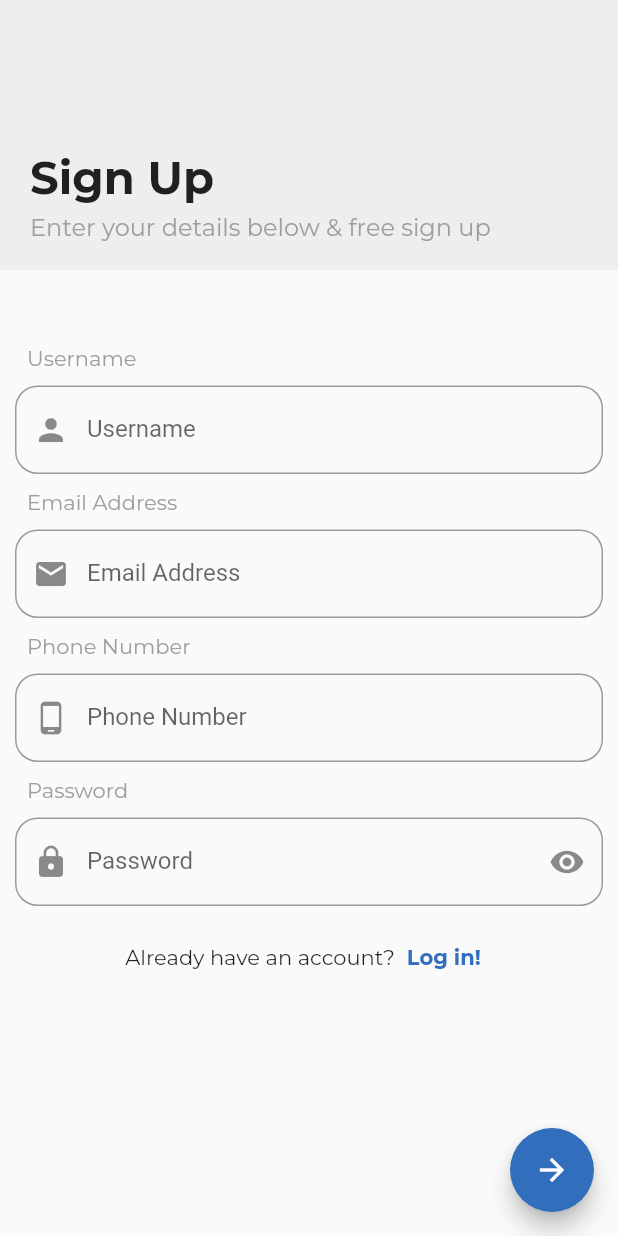
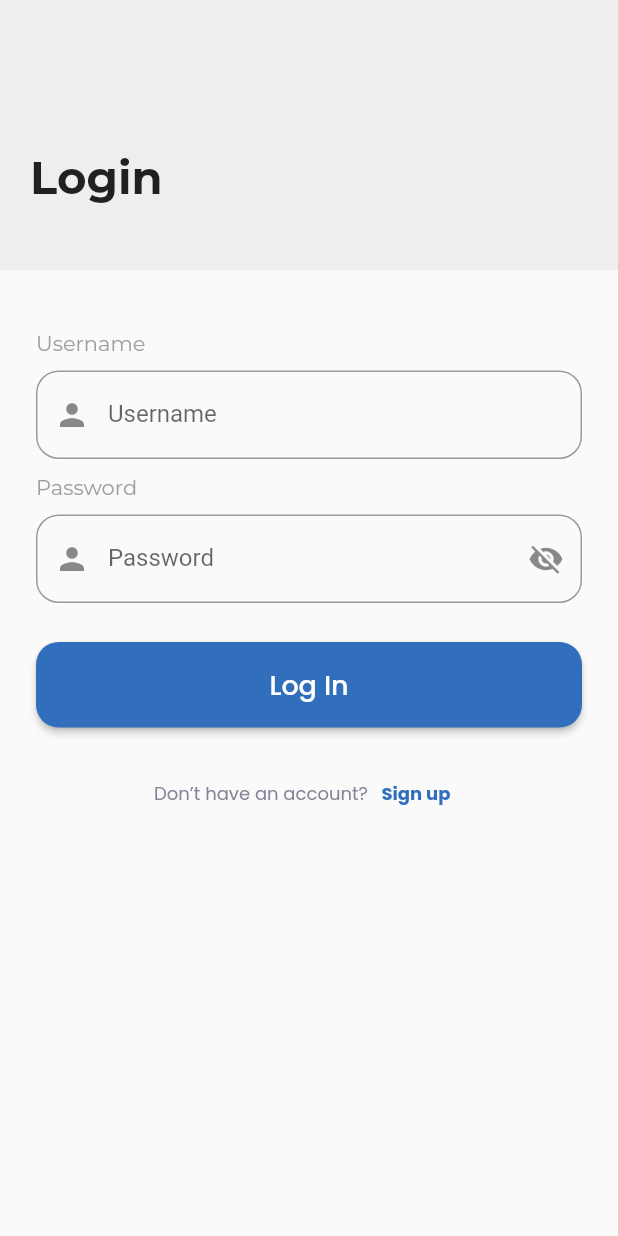
Before and after one commit to AhmedAtef283/SA-Platform, a Flutter app: the screen it shows after launch, on a phone screen of 412 x 824 dp. Run offline on Flutter 3.47's test engine with Material 2 defaults, Android fonts, the phone set to English and light mode, and no system bars; our stand-ins replace google_fonts.

Commit message:
login complete

```diff
--- /dev/null
+++ b/lib/constants.dart
@@ -0,0 +1,3 @@
+import 'package:flutter/material.dart';
+
+const kPrimaryColor = Color(0xFF316EBB);
--- /dev/null
+++ b/lib/core/widgets/custom_button.dart
@@ -0,0 +1,34 @@
+import 'package:flutter/material.dart';
+import 'package:google_fonts/google_fonts.dart';
+import 'package:ieee/constants.dart';
+
+class CustomButton extends StatelessWidget {
+  const CustomButton({
+    super.key,
+    required this.onPressed,
+    required this.text,
+  });
+  final void Function()? onPressed;
+  final String text;
+
+  @override
+  Widget build(BuildContext context) {
+    return ElevatedButton(
+      onPressed: onPressed,
+      style: ElevatedButton.styleFrom(
+        backgroundColor: kPrimaryColor,
+        padding: const EdgeInsets.all(15),
+        shape: RoundedRectangleBorder(
+          borderRadius: BorderRadius.circular(15),
+        ),
+      ),
+      child: Text(
+        text,
+        style: GoogleFonts.poppins(
+          fontSize: 18,
+          fontWeight: FontWeight.w500,
+        ),
+      ),
+    );
+  }
+}
--- /dev/null
+++ b/lib/core/widgets/custom_text_button.dart
@@ -0,0 +1,25 @@
+import 'package:flutter/material.dart';
+import 'package:google_fonts/google_fonts.dart';
+import 'package:ieee/constants.dart';
+
+class CustomTextButton extends StatelessWidget {
+  const CustomTextButton(
+      {super.key, required this.text, required this.onPressed});
+  final String text;
+  final void Function() onPressed;
+
+  @override
+  Widget build(BuildContext context) {
+    return TextButton(
+      onPressed: onPressed,
+      child: Text(
+        text,
+        style: GoogleFonts.poppins(
+          fontSize: 12,
+          color: kPrimaryColor,
+          fontWeight: FontWeight.bold,
+        ),
+      ),
+    );
+  }
+}
--- /dev/null
+++ b/lib/core/widgets/custom_text_form_field.dart
@@ -0,0 +1,47 @@
+import 'package:flutter/material.dart';
+
+class CustomTextFormField extends StatelessWidget {
+  const CustomTextFormField({
+    super.key,
+    this.validator,
+    this.controller,
+    this.suffixIcon,
+    this.isShown = false,
+    this.onSuffixIconPressed,
+    required this.hintText,
+    required this.labelText,
+    required this.prefixIcon,
+    required this.keyboardType,
+  });
+  final String? Function(String?)? validator;
+  final void Function()? onSuffixIconPressed;
+  final TextEditingController? controller;
+  final String hintText;
+  final String labelText;
+  final IconData prefixIcon;
+  final IconData? suffixIcon;
+  final TextInputType keyboardType;
+  final bool isShown;
+
+  @override
+  Widget build(BuildContext context) {
+    return TextFormField(
+      validator: validator,
+      obscureText: isShown,
+      keyboardType: keyboardType,
+      controller: controller,
+      decoration: InputDecoration(
+        hintText: hintText,
+        prefixIcon: const Icon(Icons.person),
+        suffixIcon: IconButton(
+          onPressed: onSuffixIconPressed,
+          icon: Icon(suffixIcon),
+        ),
+        labelText: labelText,
+        border: OutlineInputBorder(
+          borderRadius: BorderRadius.circular(15),
+        ),
+      ),
+    );
+  }
+}
--- /dev/null
+++ b/lib/login/login_view.dart
@@ -0,0 +1,13 @@
+import 'package:flutter/material.dart';
+import 'package:ieee/login/widgets/login_view_body.dart';
+
+class LoginView extends StatelessWidget {
+  const LoginView({super.key});
+
+  @override
+  Widget build(BuildContext context) {
+    return const Scaffold(
+      body: LoginViewBody(),
+    );
+  }
+}
--- /dev/null
+++ b/lib/login/widgets/login_view_body.dart
@@ -0,0 +1,146 @@
+import 'package:flutter/material.dart';
+import 'package:google_fonts/google_fonts.dart';
+import 'package:ieee/core/widgets/custom_button.dart';
+import 'package:ieee/core/widgets/custom_text_button.dart';
+import 'package:ieee/core/widgets/custom_text_form_field.dart';
+
+class LoginViewBody extends StatefulWidget {
+  const LoginViewBody({super.key});
+
+  @override
+  State<LoginViewBody> createState() => _LoginViewBodyState();
+}
+
+class _LoginViewBodyState extends State<LoginViewBody> {
+  var formKey = GlobalKey<FormState>();
+  var nameController = TextEditingController();
+  var passwordController = TextEditingController();
+  bool isShown = true;
+
+  @override
+  Widget build(BuildContext context) {
+    return SingleChildScrollView(
+      child: Column(
+        children: [
+          Stack(
+            children: [
+              Container(
+                height: 180,
+                color: Colors.grey[200],
+              ),
+              Column(
+                mainAxisAlignment: MainAxisAlignment.start,
+                crossAxisAlignment: CrossAxisAlignment.start,
+                children: [
+                  const SizedBox(
+                    height: 100,
+                  ),
+                  Padding(
+                    padding: const EdgeInsets.only(left: 20.0),
+                    child: Text(
+                      "Login",
+                      style: GoogleFonts.montserrat(
+                        fontSize: 30,
+                        fontWeight: FontWeight.bold,
+                      ),
+                    ),
+                  ),
+                ],
+              ),
+            ],
+          ),
+          const SizedBox(
+            height: 40,
+          ),
+          Padding(
+            padding: const EdgeInsets.symmetric(horizontal: 24.0),
+            child: Form(
+              key: formKey,
+              child: Column(
+                crossAxisAlignment: CrossAxisAlignment.stretch,
+                children: [
+                  Text(
+                    'Username',
+                    style: GoogleFonts.montserrat(color: Colors.grey),
+                  ),
+                  const SizedBox(
+                    height: 10,
+                  ),
+                  CustomTextFormField(
+                    hintText: "Username",
+                    labelText: "Username",
+                    prefixIcon: Icons.person,
+                    keyboardType: TextInputType.text,
+                    controller: nameController,
+                    validator: (value) {
+                      if (value!.isEmpty) {
+                        return "Username must not be empty";
+                      }
+                      return null;
+                    },
+                  ),
+                  const SizedBox(
+                    height: 10,
+                  ),
+                  Text(
+                    "Password",
+                    style: GoogleFonts.montserrat(color: Colors.grey),
+                  ),
+                  const SizedBox(
+                    height: 10,
+                  ),
+                  CustomTextFormField(
+                    hintText: "Password",
+                    labelText: "Password",
+                    isShown: isShown,
+                    prefixIcon: Icons.lock,
+                    keyboardType: TextInputType.visiblePassword,
+                    controller: passwordController,
+                    validator: (value) {
+                      if (value!.isEmpty) {
+                        return "Password must not be empty";
+                      }
+                      return null;
+                    },
+                    suffixIcon:
+                        isShown ? Icons.visibility_off : Icons.visibility,
+                    onSuffixIconPressed: () {
+                      setState(() {
+                        isShown = !isShown;
+                      });
+                    },
+                  ),
+                  const SizedBox(height: 26),
+                  CustomButton(
+                    onPressed: () {
+                      if (formKey.currentState!.validate()) {}
+                    },
+                    text: 'Log In',
+                  ),
+                ],
+              ),
+            ),
+          ),
+          const SizedBox(height: 20),
+          Row(
+            mainAxisAlignment: MainAxisAlignment.center,
+            children: [
+              Text(
+                'Don’t have an account?',
+                style: GoogleFonts.poppins(
+                  fontSize: 12,
+                  color: const Color(0xFF858597),
+                  fontWeight: FontWeight.normal,
+                ),
+              ),
+              CustomTextButton(
+                text: 'Sign up',
+                onPressed: () {},
+              ),
+            ],
+          ),
+        ],
+      ),
+    );
+  }
+}
--- a/lib/main.dart
+++ b/lib/main.dart
@@ -1,5 +1,5 @@
 import 'package:flutter/material.dart';
-import 'package:ieee/onboarding_screen/sign_up.dart';
+import 'package:ieee/login/login_view.dart';
 
 void main() {
   runApp(const MyApp());
@@ -11,10 +11,10 @@ class MyApp extends StatelessWidget {
   // This widget is the root of your application.
   @override
   Widget build(BuildContext context) {
-    return MaterialApp(
+    return const MaterialApp(
       debugShowCheckedModeBanner: false,
       title: 'IEEE Platform',
-      home: Signup(),
+      home: LoginView(),
     );
   }
 }
--- a/lib/onboarding_screen/sign_up.dart
+++ b/lib/onboarding_screen/sign_up.dart
@@ -1,8 +1,10 @@
-import 'package:flutter/cupertino.dart';
 import 'package:flutter/material.dart';
 import 'package:google_fonts/google_fonts.dart';
+import 'package:ieee/constants.dart';
 
 class Signup extends StatefulWidget {
+  const Signup({super.key});
+
   @override
   State<Signup> createState() => _OnBoradingScreenState();
 }
@@ -13,8 +15,6 @@ TextEditingController emailaddress = TextEditingController();
   TextEditingController password = TextEditingController();
   TextEditingController username = TextEditingController();
   final formKey = GlobalKey<FormState>();
-int ieeeColor = 0xff316EBB;
-
 
   @override
   Widget build(BuildContext context) {
@@ -30,12 +30,11 @@ int ieeeColor = 0xff316EBB;
                   height: 180,
                   color: Colors.grey[200],
                 ),
-
                 Column(
                   mainAxisAlignment: MainAxisAlignment.start,
                   crossAxisAlignment: CrossAxisAlignment.start,
                   children: [
-                    SizedBox(
+                    const SizedBox(
                       height: 100,
                     ),
                     Padding(
@@ -45,25 +44,25 @@ int ieeeColor = 0xff316EBB;
                         style: GoogleFonts.montserrat(
                           fontSize: 30,
                           fontWeight: FontWeight.bold,
-
                         ),
                       ),
                     ),
-                    SizedBox(
+                    const SizedBox(
                       height: 5,
                     ),
                     Padding(
                       padding: const EdgeInsets.only(left: 20.0),
                       child: Text(
                         "Enter your details below & free sign up",
-                        style: GoogleFonts.montserrat(fontSize: 16, color: Colors.grey),
+                        style: GoogleFonts.montserrat(
+                            fontSize: 16, color: Colors.grey),
                       ),
                     ),
                   ],
                 )
               ],
             ),
-            SizedBox(
+            const SizedBox(
               height: 40,
             ),
             Padding(
@@ -74,131 +73,133 @@ int ieeeColor = 0xff316EBB;
                   crossAxisAlignment: CrossAxisAlignment.start,
                   children: [
                     Padding(
-                      padding: const EdgeInsets.only(left :8.0),
-                      child: Text("Username",style: GoogleFonts.montserrat(
-                        color: Colors.grey
-                      )),
+                      padding: const EdgeInsets.only(left: 8.0),
+                      child: Text("Username",
+                          style: GoogleFonts.montserrat(color: Colors.grey)),
                     ),
-                    SizedBox(
+                    const SizedBox(
                       height: 10,
                     ),
                     TextFormField(
                       onFieldSubmitted: (String value) {},
-                      validator: (value){
-                        if(value!.isEmpty){
+                      validator: (value) {
+                        if (value!.isEmpty) {
                           return "Username must not be empty";
                         }
+                        return null;
                       },
                       keyboardType: TextInputType.text,
                       controller: username,
                       decoration: InputDecoration(
                           hintText: "Username",
-                          prefixIcon: Icon(Icons.person),
+                          prefixIcon: const Icon(Icons.person),
                           labelText: "Username",
                           border: OutlineInputBorder(
                             borderRadius: BorderRadius.circular(15),
                           )),
                     ),
-                    SizedBox(
+                    const SizedBox(
                       height: 10,
                     ),
                     Padding(
-                      padding: const EdgeInsets.only(left :8.0),
-                      child: Text("Email Address",style: GoogleFonts.montserrat(
-                          color: Colors.grey
-                      )),
+                      padding: const EdgeInsets.only(left: 8.0),
+                      child: Text("Email Address",
+                          style: GoogleFonts.montserrat(color: Colors.grey)),
                     ),
-                    SizedBox(
+                    const SizedBox(
                       height: 10,
                     ),
                     TextFormField(
                       onFieldSubmitted: (String value) {},
                       keyboardType: TextInputType.emailAddress,
                       controller: emailaddress,
-                      validator: (value){
-                        if(value!.isEmpty){
+                      validator: (value) {
+                        if (value!.isEmpty) {
                           return "Email Address must not be empty";
                         }
+                        return null;
                       },
                       decoration: InputDecoration(
                           hintText: "Create an account here",
-                          prefixIcon: Icon(Icons.email),
+                          prefixIcon: const Icon(Icons.email),
                           labelText: "Email Address",
                           border: OutlineInputBorder(
                             borderRadius: BorderRadius.circular(15),
                           )),
                     ),
-                    SizedBox(
+                    const SizedBox(
                       height: 10,
                     ),
                     Padding(
-                      padding: const EdgeInsets.only(left :8.0),
-                      child: Text("Phone Number",style: GoogleFonts.montserrat(
-                          color: Colors.grey
-                      )),
+                      padding: const EdgeInsets.only(left: 8.0),
+                      child: Text("Phone Number",
+                          style: GoogleFonts.montserrat(color: Colors.grey)),
                     ),
-                    SizedBox(
+                    const SizedBox(
                       height: 10,
                     ),
                     TextFormField(
                       onFieldSubmitted: (String value) {},
-                      validator: (value){
-                        if(value!.isEmpty){
+                      validator: (value) {
+                        if (value!.isEmpty) {
                           return "Phone number must not be empty";
                         }
+                        return null;
                       },
                       keyboardType: TextInputType.number,
                       decoration: InputDecoration(
                           hintText: "Phone Number",
-                          prefixIcon: Icon(Icons.phone_android),
+                          prefixIcon: const Icon(Icons.phone_android),
                           labelText: "Phone Number",
                           border: OutlineInputBorder(
                             borderRadius: BorderRadius.circular(15),
                           )),
                     ),
-                    SizedBox(
+                    const SizedBox(
                       height: 10,
                     ),
                     Padding(
-                      padding: const EdgeInsets.only(left :8.0),
-                      child: Text("Password",style: GoogleFonts.montserrat(
-                          color: Colors.grey
-                      )),
+                      padding: const EdgeInsets.only(left: 8.0),
+                      child: Text("Password",
+                          style: GoogleFonts.montserrat(color: Colors.grey)),
                     ),
-                    SizedBox(
+                    const SizedBox(
                       height: 10,
                     ),
                     TextFormField(
                       onFieldSubmitted: (String value) {},
-                      validator: (value){
-                        if(value!.isEmpty){
+                      validator: (value) {
+                        if (value!.isEmpty) {
                           return "Password must not be empty";
                         }
+                        return null;
                       },
                       keyboardType: TextInputType.text,
                       controller: password,
                       obscureText: isShown,
                       decoration: InputDecoration(
                           hintText: "Password",
-                          prefixIcon: Icon(Icons.lock),
-
-                          suffixIcon: !isShown? IconButton(onPressed: (){
+                          prefixIcon: const Icon(Icons.lock),
+                          suffixIcon: !isShown
+                              ? IconButton(
+                                  onPressed: () {
                                     setState(() {
                                       isShown = !isShown;
                                     });
-                          }, icon: Icon(Icons.visibility)):IconButton(onPressed: (){
+                                  },
+                                  icon: const Icon(Icons.visibility))
+                              : IconButton(
+                                  onPressed: () {
                                     setState(() {
                                       isShown = !isShown;
-
                                     });
-
-                          }, icon: Icon(Icons.visibility_off)),
+                                  },
+                                  icon: const Icon(Icons.visibility_off)),
                           labelText: "Password",
                           border: OutlineInputBorder(
                             borderRadius: BorderRadius.circular(15),
                           )),
                     ),
-
                   ],
                 ),
               ),
@@ -207,17 +208,20 @@ int ieeeColor = 0xff316EBB;
                 child: Row(
               mainAxisAlignment: MainAxisAlignment.center,
               children: [
-                  Text(
-                      "Already have an account?"
-                  ,style: GoogleFonts.montserrat()
+                Text("Already have an account?",
+                    style: GoogleFonts.montserrat()),
+                TextButton(
+                  onPressed: () {},
+                  child: Text(
+                    "Log in!",
+                    style: GoogleFonts.montserrat(
+                      color: kPrimaryColor,
+                      fontWeight: FontWeight.bold,
                     ),
-                  TextButton(onPressed: (){}, child: Text("Log in!",style: GoogleFonts.montserrat(
-                    color: Color(ieeeColor),
-                    fontWeight: FontWeight.bold,
-                  ),))
+                  ),
+                ),
               ],
-              )
-            ),
+            )),
           ],
         ),
       ),
@@ -225,9 +229,8 @@ int ieeeColor = 0xff316EBB;
         onPressed: () {
           formKey.currentState!.validate();
         },
-        child: Icon(Icons.arrow_forward_outlined),
-        backgroundColor: Color(ieeeColor),
-
+        backgroundColor: kPrimaryColor,
+        child: const Icon(Icons.arrow_forward_outlined),
       ),
     );
   }
--- a/pubspec.yaml
+++ b/pubspec.yaml
@@ -61,7 +61,7 @@ flutter:
 
   # To add assets to your application, add an assets section, like this:
   assets:
-    - assets/
+    - assets/images/
   #   - images/a_dot_ham.jpeg
 
   # An image asset can refer to one or more resolution-specific "variants", see
```
Also changed, not shown: lib/onboarding_screen/sign_up_personal.dart (+65 -63 lines), assets/images/undraw_Sign_up_n6im.png (renamed from assets/undraw_Sign_up_n6im.png), assets/images/undraw_sign_up_n6im.svg (renamed from assets/undraw_sign_up_n6im.svg). Lines whose indentation alone changed are shown as unchanged.
